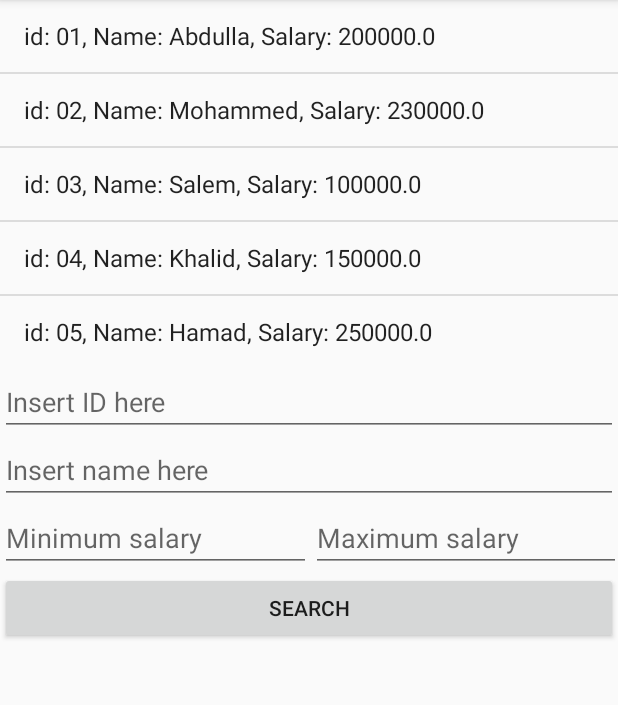
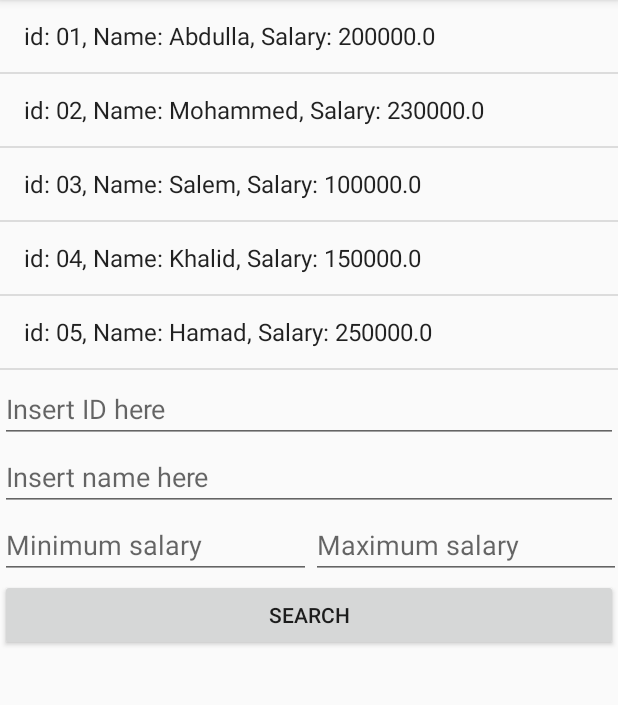
Before and after one commit to overwatcheddude/cia4003_week2_activity04_json_parsing_task2, an Android app: the screen it shows after launch (MainActivity), on a phone screen of 412 x 824 dp, the part 84-789 px from its top. Run offline under Robolectric (Android 15) with nearby library versions, the phone set to English and light mode, and no system bars.

Commit message:
improved code and design

```diff
--- a/app/src/main/java/com/example/over/activity04_json_parsing_task2/MainActivity.java
+++ b/app/src/main/java/com/example/over/activity04_json_parsing_task2/MainActivity.java
@@ -85,7 +85,7 @@ public class MainActivity extends AppCompatActivity {
         String ID = etID.getText().toString();
         Log.i("STRING", "ID is " + ID);
 
-        //A string array with a size of 2.
+        //A string array.
         String [] employees = new String[1];
 
         try
--- a/app/src/main/res/layout/activity_main.xml
+++ b/app/src/main/res/layout/activity_main.xml
@@ -2,15 +2,24 @@
 <LinearLayout xmlns:android="http://schemas.android.com/apk/res/android"
     xmlns:app="http://schemas.android.com/apk/res-auto"
     xmlns:tools="http://schemas.android.com/tools"
-    android:layout_width="wrap_content"
-    android:layout_height="wrap_content"
+    android:layout_width="match_parent"
+    android:layout_height="match_parent"
     android:orientation="vertical"
     tools:context=".MainActivity">
+
+    <ScrollView
+        android:layout_width="match_parent"
+        android:layout_height="wrap_content">
+
+        <LinearLayout
+            android:layout_width="match_parent"
+            android:layout_height="wrap_content"
+            android:orientation="vertical">
 
             <ListView
                 android:id="@+id/list"
                 android:layout_width="match_parent"
-        android:layout_height="wrap_content"
+                android:layout_height="250dp"
                 app:layout_constraintStart_toStartOf="parent"
                 app:layout_constraintTop_toTopOf="parent" />
 
@@ -27,6 +36,7 @@
                 android:id="@+id/etName"
                 android:layout_width="match_parent"
                 android:layout_height="wrap_content"
+                android:layout_weight="1"
                 android:ems="10"
                 android:hint="Insert name here"
                 android:inputType="textPersonName" />
@@ -34,6 +44,7 @@
             <LinearLayout
                 android:layout_width="match_parent"
                 android:layout_height="match_parent"
+                android:layout_weight="1"
                 android:orientation="horizontal">
 
                 <EditText
@@ -62,6 +73,9 @@
                     android:inputType="number" />
             </LinearLayout>
 
+        </LinearLayout>
+    </ScrollView>
+
     <Button
         android:id="@+id/btnSearch"
         android:layout_width="match_parent"
```
Lines whose indentation alone changed are shown as unchanged.
